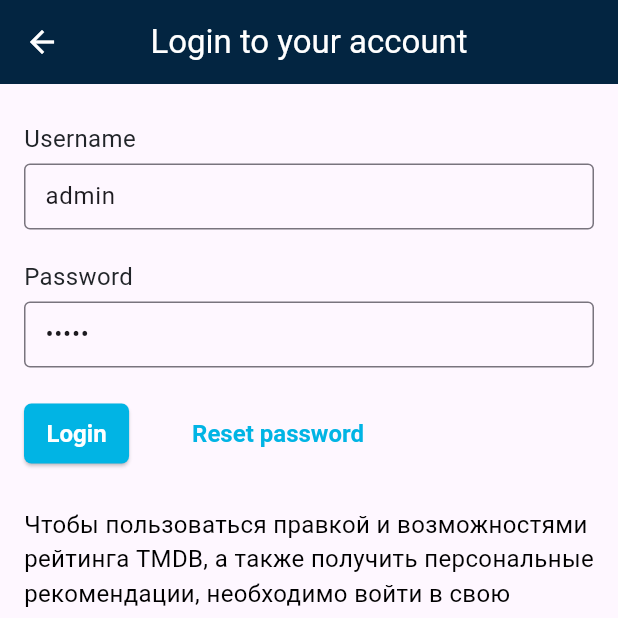
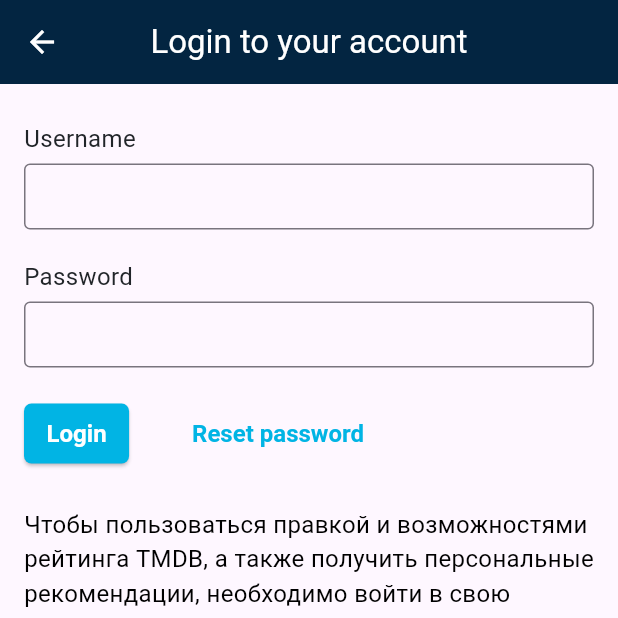
Before and after one commit to d3Lip7on/themoviedb, a Flutter app: the screen it shows after launch, on a phone screen of 412 x 824 dp, the top half of it. Run offline on Flutter 3.47's test engine with Material 3 defaults, Android fonts, the phone set to English and light mode, and no system bars.

Commit message:
branch main - refactored auth widget

```diff
--- a/lib/main.dart
+++ b/lib/main.dart
@@ -1,4 +1,5 @@
 import 'package:flutter/material.dart';
+import 'package:themoviedb/widgets/auth/auth_model.dart';
 import 'package:themoviedb/widgets/auth/auth_widget.dart';
 import 'package:themoviedb/widgets/main_screen/main_screen_widget.dart';
 import 'package:themoviedb/Theme/app_colors.dart';
@@ -28,8 +29,9 @@ class MyApp extends StatelessWidget {
         primaryColor: Colors.blue,
       ),
       routes: {
-        '/auth': (context) => AuthWidget(),
-        '/main_screen': (context) => MainScreenWidget(),
+        '/auth': (context) =>
+            AuthProvider(model: AuthModel(), child: const AuthWidget()),
+        '/main_screen': (context) => const MainScreenWidget(),
         '/main_screen/movie_details': (context) {
           final arguments = ModalRoute.of(context)?.settings.arguments;
           if (arguments is int) {
--- /dev/null
+++ b/lib/widgets/auth/auth_model.dart
@@ -0,0 +1,33 @@
+import 'package:flutter/material.dart';
+
+class AuthModel extends ChangeNotifier {
+  final loginTextController = TextEditingController();
+  final passwordTextController = TextEditingController();
+
+  String? _errorMessage;
+  String? get errorMessage => _errorMessage;
+
+  bool _isAuthProgress = false;
+  bool get canStartAuth => !_isAuthProgress;
+
+  Future<void> auth(BuildContext context) async {}
+}
+
+class AuthProvider extends InheritedNotifier {
+  final AuthModel model;
+  const AuthProvider({
+    super.key,
+    required Widget child,
+    required this.model,
+  }) : super(child: child, notifier: model);
+
+  static AuthProvider? watch(BuildContext context) {
+    return context.dependOnInheritedWidgetOfExactType<AuthProvider>();
+  }
+
+  static AuthProvider? get(BuildContext context) {
+    final widget =
+        context.getElementForInheritedWidgetOfExactType<AuthProvider>()?.widget;
+    return widget is AuthProvider ? widget : null;
+  }
+}
--- a/lib/widgets/auth/auth_widget.dart
+++ b/lib/widgets/auth/auth_widget.dart
@@ -1,5 +1,6 @@
 import 'package:flutter/material.dart';
 import 'package:themoviedb/Theme/app_button_style.dart';
+import 'package:themoviedb/widgets/auth/auth_model.dart';
 import 'package:themoviedb/widgets/main_screen/main_screen_widget.dart';
 
 class AuthWidget extends StatefulWidget {
@@ -73,37 +74,12 @@ class _HeaderWidget extends StatelessWidget {
   }
 }
 
-class _FormWidget extends StatefulWidget {
+class _FormWidget extends StatelessWidget {
   const _FormWidget({super.key});
-
-  @override
-  State<_FormWidget> createState() => _FormWidgetState();
-}
-
-class _FormWidgetState extends State<_FormWidget> {
-  final _loginTextController = TextEditingController(text: 'admin');
-  final _passwordTextController = TextEditingController(text: 'admin');
-  String? errorText;
-
-  void _login() {
-    final login = _loginTextController.text;
-    final password = _passwordTextController.text;
-    if (login == 'admin' && password == 'admin') {
-      errorText = null;
-
-      Navigator.of(context).pushReplacementNamed('/main_screen');
-    } else {
-      errorText = 'Invalid login or password';
-    }
-    setState(() {});
-  }
-
-  void _resetPassword() {
-    print('reset password');
-  }
-
   @override
   Widget build(BuildContext context) {
+    final model = AuthProvider.get(context)?.model;
+
     const textStyle = TextStyle(
       fontSize: 16,
       color: Color(0xFF212529),
@@ -112,20 +88,10 @@ class _FormWidgetState extends State<_FormWidget> {
         border: OutlineInputBorder(),
         isCollapsed: true,
         contentPadding: EdgeInsets.symmetric(horizontal: 10, vertical: 10));
-    const color = Color(0xFF01B4E4);
-    final errorText = this.errorText;
     return Column(
       crossAxisAlignment: CrossAxisAlignment.start,
       children: [
-        if (errorText != null) ...[
-          Text(
-            errorText,
-            style: const TextStyle(color: Colors.red, fontSize: 17),
-          ),
-          const SizedBox(
-            height: 20,
-          ),
-        ],
+        const _ErrorMessageWidget(),
         const Text(
           'Username',
           style: textStyle,
@@ -135,7 +101,7 @@ class _FormWidgetState extends State<_FormWidget> {
         ),
         TextField(
           decoration: textFieldInputDecoration,
-          controller: _loginTextController,
+          controller: model?.loginTextController,
         ),
         const SizedBox(
           height: 20,
@@ -147,31 +113,14 @@ class _FormWidgetState extends State<_FormWidget> {
         TextField(
           decoration: textFieldInputDecoration,
           obscureText: true,
-          controller: _passwordTextController,
+          controller: model?.passwordTextController,
         ),
         const SizedBox(
           height: 20,
         ),
         Row(
           children: [
-            ElevatedButton(
-                onPressed: _login,
-                style: ButtonStyle(
-                    backgroundColor: MaterialStateProperty.all(color),
-                    foregroundColor: MaterialStateProperty.all(Colors.white),
-                    shape: MaterialStateProperty.all(RoundedRectangleBorder(
-                      borderRadius: BorderRadius.circular(5),
-                    )),
-                    textStyle: MaterialStateProperty.all(
-                      const TextStyle(
-                        fontSize: 16,
-                        fontWeight: FontWeight.w700,
-                      ),
-                    ),
-                    padding: MaterialStateProperty.all(
-                        const EdgeInsets.symmetric(
-                            horizontal: 15, vertical: 8))),
-                child: const Text('Login')),
+            const _AuthButton(),
             const SizedBox(
               width: 30,
             ),
@@ -186,3 +135,50 @@ class _FormWidgetState extends State<_FormWidget> {
     );
   }
 }
+
+class _ErrorMessageWidget extends StatelessWidget {
+  const _ErrorMessageWidget({super.key});
+
+  @override
+  Widget build(BuildContext context) {
+    final errorMessage = AuthProvider.watch(context)?.model.errorMessage;
+    if (errorMessage == null) return const SizedBox.shrink();
+    return Padding(
+      padding: const EdgeInsets.only(bottom: 20),
+      child: Text(
+        errorMessage,
+        style: const TextStyle(color: Colors.red, fontSize: 17),
+      ),
+    );
+  }
+}
+
+class _AuthButton extends StatelessWidget {
+  const _AuthButton({super.key});
+
+  @override
+  Widget build(BuildContext context) {
+    const color = Color(0xFF01B4E4);
+    final model = AuthProvider.watch(context)?.model;
+    final onPressed =
+        model?.canStartAuth == true ? () => model?.auth(context) : null;
+
+    return ElevatedButton(
+        onPressed: onPressed,
+        style: ButtonStyle(
+            backgroundColor: MaterialStateProperty.all(color),
+            foregroundColor: MaterialStateProperty.all(Colors.white),
+            shape: MaterialStateProperty.all(RoundedRectangleBorder(
+              borderRadius: BorderRadius.circular(5),
+            )),
+            textStyle: MaterialStateProperty.all(
+              const TextStyle(
+                fontSize: 16,
+                fontWeight: FontWeight.w700,
+              ),
+            ),
+            padding: MaterialStateProperty.all(
+                const EdgeInsets.symmetric(horizontal: 15, vertical: 8))),
+        child: const Text('Login'));
+  }
+}
```
Also changed, not shown: lib/domain/api_client/api_client.dart (added).
